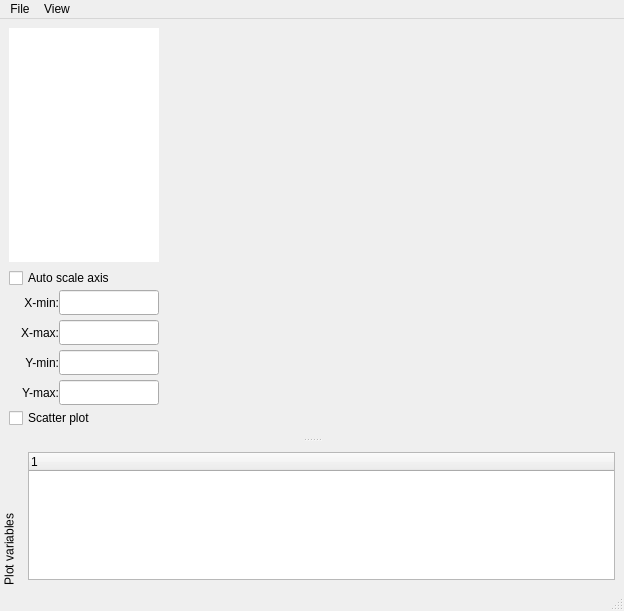
classmodel/modelgui, file plotwindow.ui: the form before one commit.
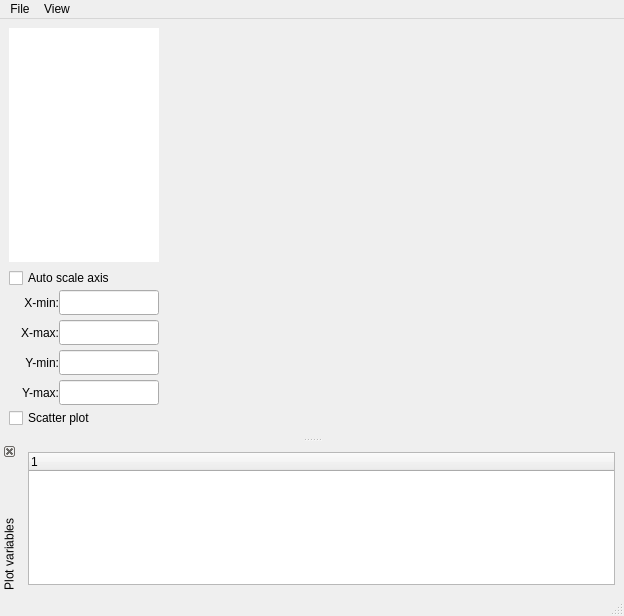
The form after the commit.

Commit message: Double potential solution for not automatically closing docks on OSX

What changed in the file:
```diff
--- a/plotwindow.ui
+++ b/plotwindow.ui
@@ -7,7 +7,7 @@
     <x>0</x>
     <y>0</y>
     <width>624</width>
-    <height>600</height>
+    <height>616</height>
    </rect>
   </property>
   <property name="windowTitle">
@@ -311,7 +311,7 @@
     </size>
    </property>
    <property name="features">
-    <set>QDockWidget::DockWidgetVerticalTitleBar</set>
+    <set>QDockWidget::DockWidgetClosable|QDockWidget::DockWidgetMovable|QDockWidget::DockWidgetVerticalTitleBar</set>
    </property>
    <property name="allowedAreas">
     <set>Qt::BottomDockWidgetArea|Qt::RightDockWidgetArea</set>
```
The commit also changes 1 other file.
